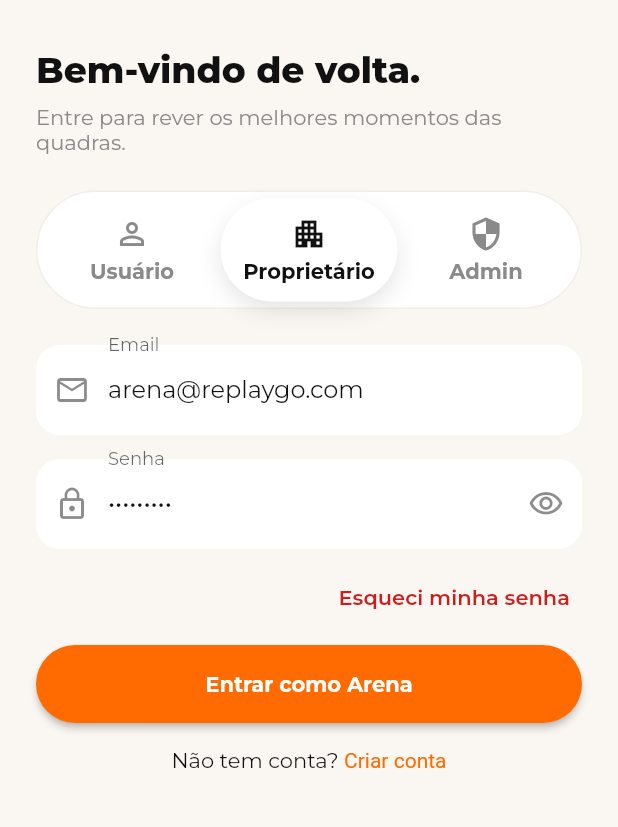
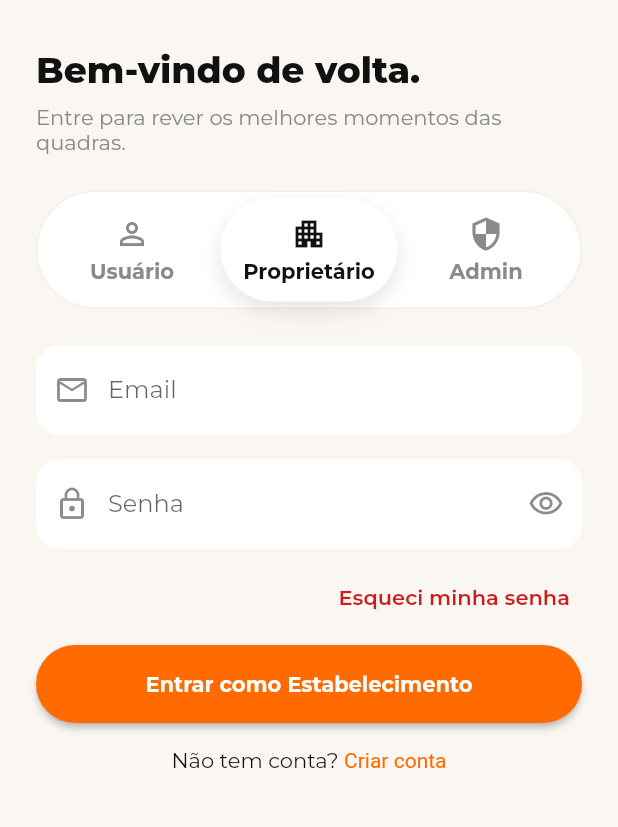
Before and after one commit to Kaua10710/ReplayGO, a Flutter app: the screen it shows after launch, after a tap on "Proprietário", on a phone screen of 412 x 824 dp, the part 138-965 px from its top. Run offline on Flutter 3.47's test engine with Material 3 defaults, Android fonts, the phone set to English and light mode, and no system bars; our stand-ins replace go_router, google_fonts, supabase_flutter; accounts and stored records are empty.

Commit message:
removendo bugs do framework e realizando testes no fluxo de criação de conta/login e também adicionando algumas funcionalidades.

```diff
--- a/lib/screens/auth/login_screen.dart
+++ b/lib/screens/auth/login_screen.dart
@@ -6,7 +6,6 @@ import 'package:supabase_flutter/supabase_flutter.dart';
 import '../../core/constants/app_colors.dart';
 import '../../models/profile_model.dart';
 import '../../services/auth_service.dart';
-import '../../services/mock_service.dart';
 import '../../widgets/role_selector.dart';
 import '../splash/splash_screen.dart';
 import 'register_screen.dart';
@@ -36,25 +35,16 @@ class _LoginScreenState extends State<LoginScreen> {
     super.dispose();
   }
 
-  @override
-  void initState() {
-    super.initState();
-    _prefillCredentials(_selectedRole);
-  }
-
-  void _prefillCredentials(UserRole role) {
+  String _roleLabel(UserRole role) {
     switch (role) {
+      case UserRole.owner:
+        return 'Estabelecimento';
+      case UserRole.admin:
+        return 'Administrador';
       case UserRole.user:
-        _emailController.text = 'lucas@replaygo.com';
-        break;
-      case UserRole.owner:
-        _emailController.text = 'arena@replaygo.com';
-        break;
-      case UserRole.admin:
-        _emailController.text = 'admin@replaygo.com';
-        break;
+      default:
+        return 'Usuário';
     }
-    _passwordController.text = 'Test@1234';
   }
 
   Future<void> _handleLogin() async {
@@ -84,9 +74,6 @@ class _LoginScreenState extends State<LoginScreen> {
   @override
   Widget build(BuildContext context) {
     final theme = Theme.of(context);
-    final service = context.read<MockService>();
-    final profile = service.getProfile(_selectedRole);
-
     return Scaffold(
       backgroundColor: AppColors.backgroundLight,
       body: SafeArea(
@@ -141,10 +128,7 @@ class _LoginScreenState extends State<LoginScreen> {
               RoleSelector(
                 selectedRole: _selectedRole,
                 onChanged: (UserRole role) {
-                  setState(() {
-                    _selectedRole = role;
-                    _prefillCredentials(role);
-                  });
+                  setState(() => _selectedRole = role);
                 },
               ),
               const SizedBox(height: 24),
@@ -217,7 +201,7 @@ class _LoginScreenState extends State<LoginScreen> {
                         width: 20,
                         child: CircularProgressIndicator(strokeWidth: 2),
                       )
-                    : Text('Entrar como ${profile.name.split(' ').first}'),
+                    : Text('Entrar como ${_roleLabel(_selectedRole)}'),
               ),
               const SizedBox(height: 16),
               Center(
```
Also changed, not shown: lib/screens/auth/register_screen.dart (+17 -32 lines), 1 other file.
